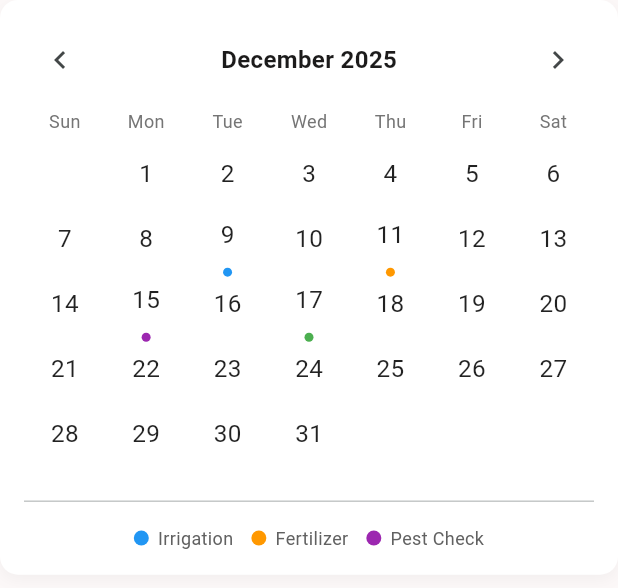
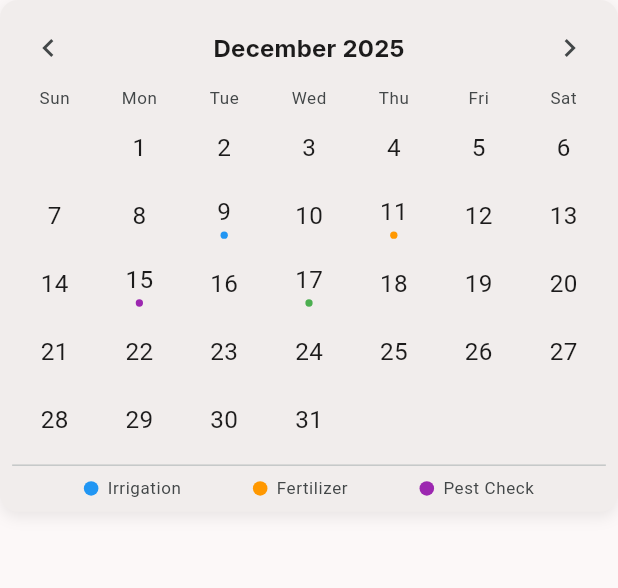
Before and after one commit to firas-mostafa/agri_sphere, a Flutter app: the FarmingCalander widget shown alone on an empty page, opened directly, on a phone screen of 412 x 824 dp. Shown: the top 588 px of the screen. Run offline on Flutter 3.47's test engine with Material 3 defaults, Android fonts, the phone set to English and light mode, and no system bars; our stand-ins replace crystal_navigation_bar, dartz, dio, equatable, flutter_bloc, flutter_svg and 2 more; accounts and stored records are empty.

Commit message:
Refactor home screen widgets and implement main navigation - Added new FarmingCalendar widget for better task management. - Introduced IndexCubit for managing the selected index in the main navigation. - Integrated CrystalNavigationBar for a modern navigation experience. - Adjusted color schemes and responsive sizes across various widgets.

```diff
--- a/mobile_app/assets/lang/ar.json
+++ b/mobile_app/assets/lang/ar.json
@@ -26,5 +26,6 @@
     "view_schedule": "عرض الجدول",
     "buy_products": "شراء المنتجات",
     "view_crop_data": "عرض بيانات المحاصيل",
-    "today_tasks": "مهام اليوم"
+    "today_tasks": "مهام اليوم",
+    "farming_calander": "تقويم الزراعة"
 }
--- a/mobile_app/assets/lang/en.json
+++ b/mobile_app/assets/lang/en.json
@@ -26,5 +26,6 @@
     "view_schedule":"View Schedule",
     "buy_products":"Buy Products",
     "view_crop_data":"View Crop Data",
-    "today_tasks":"Today's Tasks"
+    "today_tasks":"Today's Tasks",
+    "farming_calander":"Farming Calendar"
 }
--- a/mobile_app/lib/core/api/end_ponits.dart
+++ b/mobile_app/lib/core/api/end_ponits.dart
@@ -1,5 +1,5 @@
 class EndPoint {
-  static String baseUrl = "https://b645240a7110.ngrok-free.app/";
+  static String baseUrl = "https://b41b5ac4cd30.ngrok-free.app/";
 
   // static String baseUrl = "http://localhost:8000/";
   static String api = "api/";
--- a/mobile_app/lib/helpers/routes/app_router.dart
+++ b/mobile_app/lib/helpers/routes/app_router.dart
@@ -2,8 +2,8 @@ import 'package:flutter/material.dart'
     show RouteSettings, Route, MaterialPageRoute;
 import 'package:mobile_app/presentation/auth/screens/register_page.dart';
 import 'package:mobile_app/presentation/auth/screens/login_page.dart';
-import 'package:mobile_app/presentation/home/screens/home_page.dart';
 import 'package:mobile_app/presentation/language/screens/language_page.dart';
+import 'package:mobile_app/presentation/main/screens/main_screen.dart';
 import 'package:mobile_app/presentation/splash/splash_screen.dart';
 
 class AppRouter {
@@ -12,8 +12,8 @@ class AppRouter {
 
     // Fast path for exact matches first
     switch (routeName) {
-      case '/home':
-        return MaterialPageRoute(builder: (_) => HomePage());
+      case '/main':
+        return MaterialPageRoute(builder: (_) => MainScreen());
       case '/language':
         return MaterialPageRoute(builder: (_) => LanguagePage());
       case '/login':
--- a/mobile_app/lib/main.dart
+++ b/mobile_app/lib/main.dart
@@ -16,9 +16,9 @@ import 'package:mobile_app/presentation/splash/splash_screen.dart';
 import 'helpers/localization/app_localizations.dart';
 import 'helpers/localization/logic/localization_cubit.dart';
 
-void main() {
+void main() async {
   WidgetsFlutterBinding.ensureInitialized();
-  CacheHelper().init();
+  await CacheHelper().init();
   runApp(
     MultiBlocProvider(
       providers: [
--- a/mobile_app/lib/presentation/home/screens/widgets/farming_calander.dart
+++ b/mobile_app/lib/presentation/home/widgets/farming_calander.dart
@@ -1,4 +1,6 @@
 import 'package:flutter/material.dart';
+import 'package:mobile_app/helpers/responsive/size_helper_extension.dart';
+import 'package:mobile_app/helpers/theme/theme_helper_extension.dart';
 
 class FarmingCalander extends StatefulWidget {
   const FarmingCalander({super.key});
@@ -46,17 +48,17 @@ class _FarmingCalanderState extends State<FarmingCalander> {
 
     return Container(
       decoration: BoxDecoration(
-        color: Colors.white,
+        color: context.colorScheme.surfaceContainer,
         borderRadius: BorderRadius.circular(12),
         boxShadow: [
           BoxShadow(
-            color: Colors.black.withOpacity(0.04),
+            color: context.colorScheme.shadow.withAlpha(20),
             blurRadius: 8,
             offset: const Offset(0, 3),
           ),
         ],
       ),
-      padding: const EdgeInsets.all(16),
+      padding: EdgeInsets.all(context.setMineSize(10)),
       child: Column(
         mainAxisSize: MainAxisSize.min,
         children: [
@@ -69,9 +71,8 @@ class _FarmingCalanderState extends State<FarmingCalander> {
               ),
               Text(
                 monthLabel,
-                style: const TextStyle(
-                  fontSize: 16,
-                  fontWeight: FontWeight.w700,
+                style: context.textTheme.titleMedium!.copyWith(
+                  fontWeight: FontWeight.bold,
                 ),
               ),
               IconButton(
@@ -80,7 +81,7 @@ class _FarmingCalanderState extends State<FarmingCalander> {
               ),
             ],
           ),
-          const SizedBox(height: 8),
+          SizedBox(height: context.setMineSize(3)),
           Row(
             mainAxisAlignment: MainAxisAlignment.spaceBetween,
             children: const [
@@ -93,7 +94,7 @@ class _FarmingCalanderState extends State<FarmingCalander> {
               _WeekdayLabel('Sat'),
             ],
           ),
-          const SizedBox(height: 8),
+          SizedBox(height: context.setMineSize(3)),
           GridView.builder(
             shrinkWrap: true,
             physics: const NeverScrollableScrollPhysics(),
@@ -113,34 +114,37 @@ class _FarmingCalanderState extends State<FarmingCalander> {
                   mainAxisAlignment: MainAxisAlignment.center,
                   children: [
                     Container(
-                      width: 32,
-                      height: 32,
+                      width: context.setMineSize(32),
+                      height: context.setMineSize(32),
                       decoration: isSelected
                           ? BoxDecoration(
-                              color: Colors.green,
+                              color: context.colorScheme.primary,
                               borderRadius: BorderRadius.circular(8),
                             )
                           : null,
                       alignment: Alignment.center,
                       child: Text(
                         '$day',
-                        style: TextStyle(
-                          color: isSelected ? Colors.white : Colors.black87,
+                        style: context.textTheme.bodyMedium!.copyWith(
+                          color: isSelected
+                              ? context.colorScheme.onInverseSurface
+                              : context.colorScheme.onSurface,
                           fontWeight: isSelected
                               ? FontWeight.w700
                               : FontWeight.w400,
                         ),
                       ),
                     ),
-                    const SizedBox(height: 6),
                     if (hasEvents)
                       Row(
                         mainAxisAlignment: MainAxisAlignment.center,
                         children: _events[day]!.take(3).map((c) {
                           return Container(
-                            width: 6,
-                            height: 6,
-                            margin: const EdgeInsets.symmetric(horizontal: 2),
+                            width: context.setMineSize(6),
+                            height: context.setMineSize(6),
+                            margin: EdgeInsets.symmetric(
+                              horizontal: context.setMineSize(1),
+                            ),
                             decoration: BoxDecoration(
                               color: c,
                               shape: BoxShape.circle,
@@ -153,16 +157,14 @@ class _FarmingCalanderState extends State<FarmingCalander> {
               );
             },
           ),
-          const SizedBox(height: 12),
           const Divider(),
-          const SizedBox(height: 8),
           Row(
-            mainAxisAlignment: MainAxisAlignment.center,
+            mainAxisAlignment: MainAxisAlignment.spaceEvenly,
             children: const [
               _LegendDot(color: Colors.blue, label: 'Irrigation'),
-              SizedBox(width: 12),
+
               _LegendDot(color: Colors.orange, label: 'Fertilizer'),
-              SizedBox(width: 12),
+
               _LegendDot(color: Colors.purple, label: 'Pest Check'),
             ],
           ),
@@ -182,7 +184,9 @@ class _WeekdayLabel extends StatelessWidget {
       child: Center(
         child: Text(
           label,
-          style: TextStyle(color: Colors.grey[600], fontSize: 12),
+          style: context.textTheme.bodySmall!.copyWith(
+            color: context.colorScheme.onSurfaceVariant,
+          ),
         ),
       ),
     );
@@ -198,13 +202,14 @@ class _LegendDot extends StatelessWidget {
   Widget build(BuildContext context) {
     return Row(
       children: [
-        Container(
-          width: 10,
-          height: 10,
-          decoration: BoxDecoration(color: color, shape: BoxShape.circle),
+        CircleAvatar(radius: context.setMineSize(6), backgroundColor: color),
+        const SizedBox(width: 6),
+        Text(
+          label,
+          style: context.textTheme.bodySmall!.copyWith(
+            color: context.colorScheme.onSurfaceVariant,
+          ),
         ),
-        const SizedBox(width: 6),
-        Text(label, style: TextStyle(color: Colors.grey[700], fontSize: 12)),
       ],
     );
   }
--- a/mobile_app/lib/presentation/home/screens/widgets/my_sliver_app_bar.dart
+++ b/mobile_app/lib/presentation/home/widgets/my_sliver_app_bar.dart
@@ -1,6 +1,7 @@
 import 'package:flutter/material.dart';
 import 'package:mobile_app/helpers/responsive/size_helper_extension.dart';
 import 'package:mobile_app/helpers/theme/theme_helper_extension.dart';
+import 'package:mobile_app/widgets/theme_switcher.dart';
 
 class MySliverAppBar extends StatelessWidget {
   final Widget child;
@@ -26,10 +27,11 @@ class MySliverAppBar extends StatelessWidget {
           ),
         ],
       ),
-      actionsPadding: EdgeInsets.only(right: context.setWidth(20)),
+      actionsPadding: EdgeInsets.symmetric(horizontal: context.setWidth(20)),
       automaticallyImplyLeading: false,
 
       actions: [
+        ThemeSwitcher(),
         IconButton(
           onPressed: () {},
           icon: Icon(
--- a/mobile_app/lib/presentation/splash/splash_screen.dart
+++ b/mobile_app/lib/presentation/splash/splash_screen.dart
@@ -18,13 +18,13 @@ class _SplashScreenState extends State<SplashScreen> {
   }
 
   Future<void> _checkAuthStatus() async {
-    await Future.delayed(const Duration(seconds: 3));
+    await Future.delayed(const Duration(seconds: 5));
     final String? token = CacheHelper().getDataString(ApiKey.token);
     final bool isLoggedIn = token != null && token.isNotEmpty;
     if (mounted) {
       Navigator.pushReplacementNamed(
         context,
-        isLoggedIn ? '/home' : '/language',
+        isLoggedIn ? '/main' : '/language',
       );
     }
   }
--- a/mobile_app/lib/widgets/custom_text_field.dart
+++ b/mobile_app/lib/widgets/custom_text_field.dart
@@ -63,7 +63,7 @@ class CustomTextField extends StatelessWidget {
 
         hintText: text,
         filled: true,
-        fillColor: context.colorScheme.surfaceContainer,
+        fillColor: context.colorScheme.surface,
         errorBorder: OutlineInputBorder(
           borderRadius: BorderRadius.circular(context.setMineSize(22)),
 
--- a/mobile_app/pubspec.yaml
+++ b/mobile_app/pubspec.yaml
@@ -42,6 +42,7 @@ dependencies:
   flutter_svg: ^2.2.0
   image_picker: ^1.1.2
   dartz: ^0.10.1
+  crystal_navigation_bar: ^1.1.0
 dev_dependencies:
   flutter_test:
     sdk: flutter
```
Also changed, not shown: mobile_app/lib/presentation/home/screens/home_page.dart (+6 -5 lines), mobile_app/lib/presentation/home/widgets/today_tasks.dart (renamed from mobile_app/lib/presentation/home/screens/widgets/today_tasks.dart, +30 -33 lines), mobile_app/lib/presentation/main/logic/index_cubit/index_cubit.dart (added, +12 -0 lines), mobile_app/lib/presentation/main/logic/index_cubit/index_state.dart (added, +12 -0 lines), mobile_app/lib/presentation/main/screens/main_screen.dart (added, +60 -0 lines), mobile_app/lib/presentation/home/widgets/header.dart (renamed from mobile_app/lib/presentation/home/screens/widgets/header.dart), mobile_app/lib/presentation/home/widgets/quick_actions.dart (renamed from mobile_app/lib/presentation/home/screens/widgets/quick_actions.dart), mobile_app/pubspec.lock.
